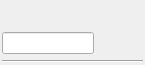
Above: Nodes/ImageInputNode.ui from TheKamouth/Gliltchlab before the change. Below: the same form after it.
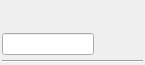
That is the form after the change. Icons and pictures are not drawn.

Commit message: - saving and loading .fgf works, but behaviour of creating needs to be improved - reworked peak widgets handling - ui improvements wip : - scanner still broken todo (v0.1) : - node suppression - pixel sort node - global settings

```diff
--- a/Nodes/ImageInputNode.ui
+++ b/Nodes/ImageInputNode.ui
@@ -46,7 +46,13 @@
      <property name="minimumSize">
       <size>
        <width>0</width>
-       <height>24</height>
+       <height>26</height>
+      </size>
+     </property>
+     <property name="maximumSize">
+      <size>
+       <width>16777215</width>
+       <height>26</height>
       </size>
      </property>
      <layout class="QVBoxLayout" name="verticalLayout_5">
```
The commit also changes 21 other files.
